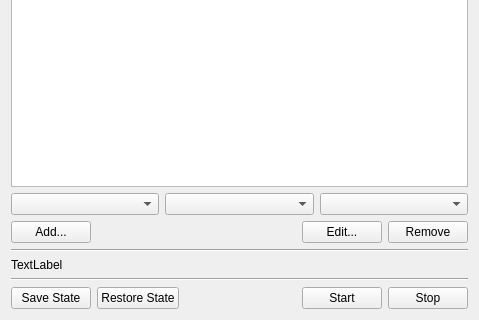
Above: Plugins/VR/pqVRDockPanel.ui from Kitware/ParaView before the change; both pictures show x 0 to 479 and y 293 to 613 of the 479 by 613 pixel window. Below: the same form after it.
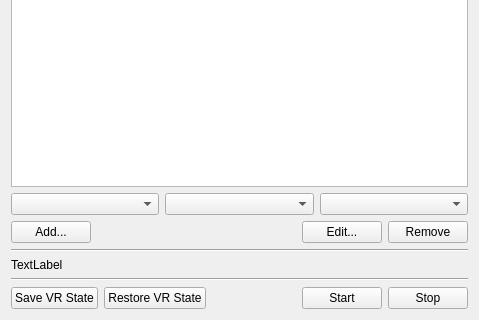
That is the form after the change. Icons and pictures are not drawn. Custom widgets are drawn as their Qt base class.

Diff of the .ui file:
```diff
--- a/Plugins/VR/pqVRDockPanel.ui
+++ b/Plugins/VR/pqVRDockPanel.ui
@@ -29,14 +29,14 @@
      <item>
       <widget class="QPushButton" name="saveState">
        <property name="text">
-        <string>Save State</string>
+        <string>Save VR State</string>
        </property>
       </widget>
      </item>
      <item>
       <widget class="QPushButton" name="restoreState">
        <property name="text">
-        <string>Restore State</string>
+        <string>Restore VR State</string>
        </property>
       </widget>
      </item>
```
